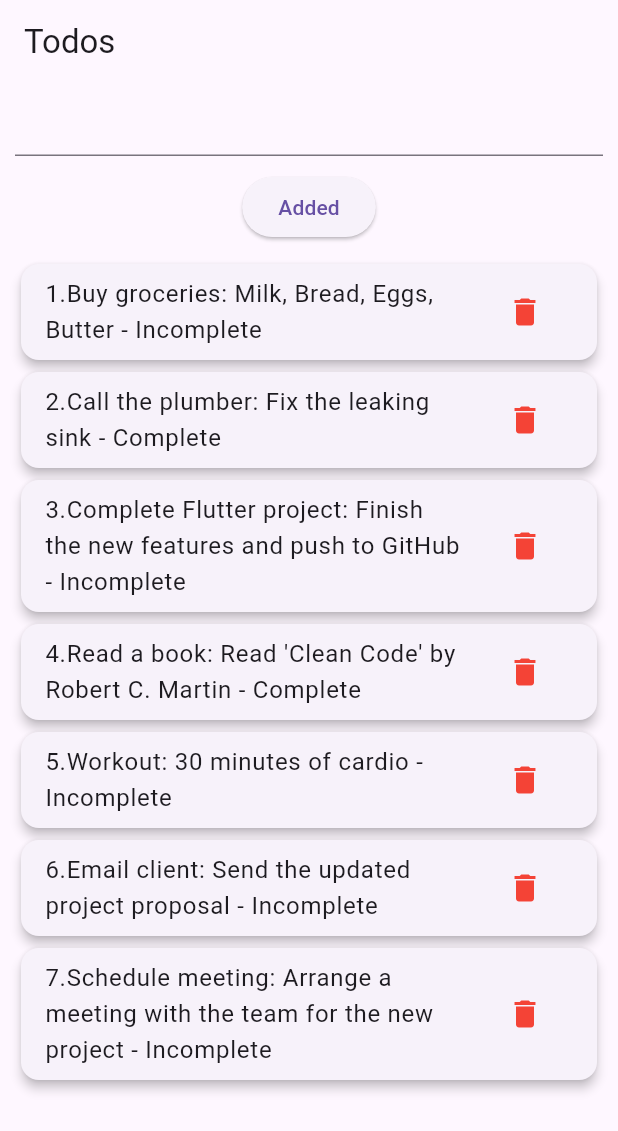
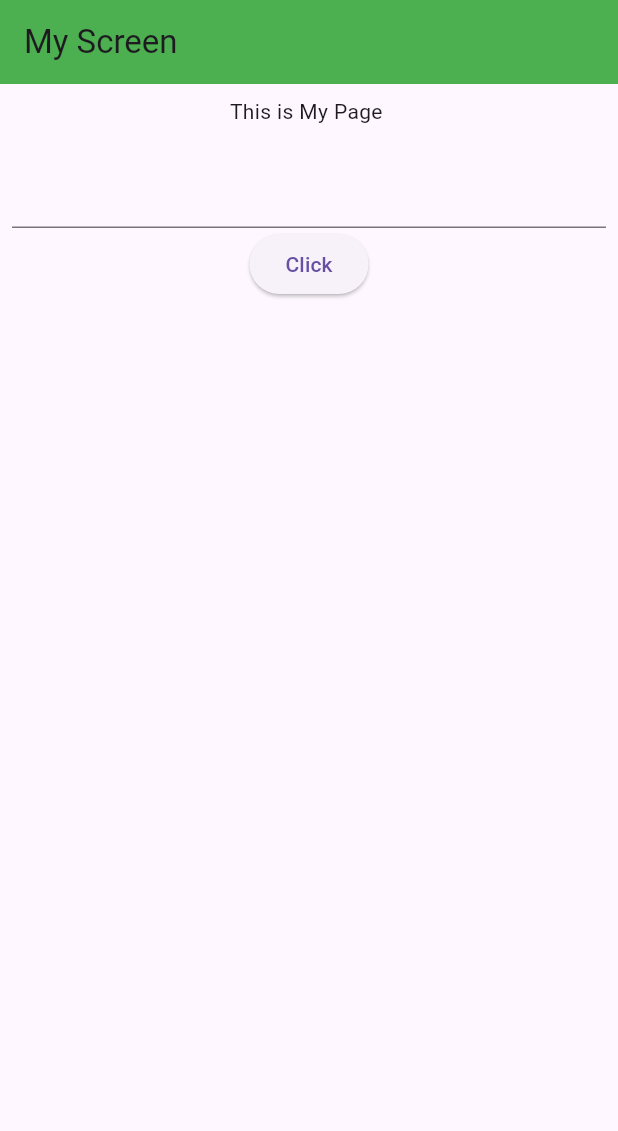
Before and after one commit to sadman-ichha/Flutter-Bloc, a Flutter app: the screen it shows after launch, on a phone screen of 412 x 824 dp. Shown: the top 1131 px of the screen. Run offline on Flutter 3.47's test engine with Material 3 defaults, Android fonts, the phone set to English and light mode, and no system bars; our stand-ins replace bloc, flutter_bloc.

```diff
--- a/lib/cubit/todo_cubit.dart
+++ b/lib/cubit/todo_cubit.dart
@@ -6,6 +6,7 @@ part 'todo_state.dart';
 class TodoCubit extends Cubit<TodoInitial> {
   TodoCubit() : super(TodoInitial(todos:Todo.todoData));
   final TextEditingController controller = TextEditingController();
+
   void todoRemove(int index) {
     final List<String> todoList = state.todos;
     Todo.todoData.removeAt(index);
--- a/lib/main.dart
+++ b/lib/main.dart
@@ -1,4 +1,5 @@
 import 'package:f_bloc_practice/cubit/todo_cubit.dart';
+import 'package:f_bloc_practice/my_screen.dart';
 import 'package:f_bloc_practice/views/home_screen.dart';
 import 'package:flutter/material.dart';
 import 'package:flutter_bloc/flutter_bloc.dart';
@@ -7,18 +8,32 @@ void main() {
   runApp(const MyApp());
 }
 
+// class MyApp extends StatelessWidget {
+//   const MyApp({Key? key}) : super(key: key);
+
+//   @override
+//   Widget build(BuildContext context) {
+//     return MaterialApp(
+//         debugShowCheckedModeBanner: false,
+//         title: "Learn Flutter Bloc",
+//         theme: ThemeData(primarySwatch: Colors.blue),
+//         home: BlocProvider(
+//           create: (context) => TodoCubit(),
+//           child: const HomeScreen(),
+//         ));
+//   }
+// }
+
 class MyApp extends StatelessWidget {
-  const MyApp({Key? key}) : super(key: key);
+  const MyApp({super.key});
 
   @override
   Widget build(BuildContext context) {
     return MaterialApp(
-        debugShowCheckedModeBanner: false,
-        title: "Learn Flutter Bloc ",
-        theme: ThemeData(primarySwatch: Colors.blue),
-        home: BlocProvider(
-          create: (context) => TodoCubit(),
-          child: const HomeScreen(),
-        ));
+      debugShowCheckedModeBanner: false,
+      title: "Learn Flutter Bloc",
+      theme: ThemeData(primarySwatch: Colors.blue),
+      home:const MyScreen(),
+    );
   }
 }
--- /dev/null
+++ b/lib/my_screen.dart
@@ -0,0 +1,48 @@
+// ignore_for_file: prefer_const_constructors
+
+import 'package:flutter/material.dart';
+
+class MyScreen extends StatefulWidget {
+  const MyScreen({super.key});
+
+  @override
+  State<MyScreen> createState() => _MyScreenState();
+}
+
+final TextEditingController controller = TextEditingController();
+String name = '';
+
+class _MyScreenState extends State<MyScreen> {
+  @override
+  Widget build(BuildContext context) {
+    // ignore: avoid_print
+    print("My Screen Build");
+
+    return Scaffold(
+      appBar: AppBar(
+        title: const Text("My Screen"),
+        backgroundColor: Colors.green,
+      ),
+      body: Padding(
+        padding: EdgeInsets.all(8.0),
+        child: Column(
+          children: [
+            Text("This is My Page $name"),
+            SizedBox(height: 20),
+            TextField(
+              controller: controller,
+            ),
+            ElevatedButton(
+              onPressed: () {
+                name = controller.text;
+                setState(() {});
+                controller.clear();
+              },
+              child: Text("Click"),
+            ),
+          ],
+        ),
+      ),
+    );
+  }
+}
```
